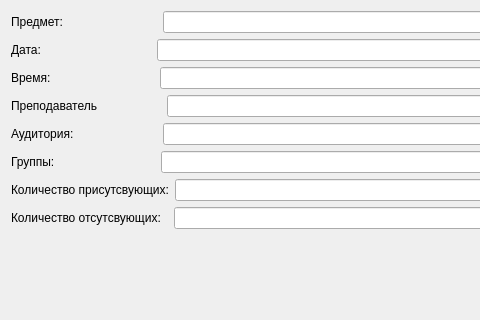
Above: infolesson.ui from Zhdanov-Dmitrii/attendanceClient before the change; both pictures show x 0 to 480 and y 0 to 320 of the 696 by 747 pixel window. Below: the same form after it.
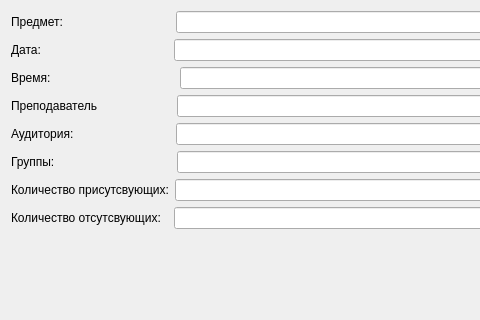
That is the form after the change. Icons and pictures are not drawn.

```diff
--- a/infolesson.ui
+++ b/infolesson.ui
@@ -25,7 +25,7 @@
        <item>
         <widget class="QLabel" name="label">
          <property name="text">
-          <string>Предмет:                            </string>
+          <string>Предмет:                                </string>
          </property>
         </widget>
        </item>
@@ -43,7 +43,7 @@
        <item>
         <widget class="QLabel" name="label_2">
          <property name="text">
-          <string>Дата:                                 </string>
+          <string>Дата:                                      </string>
          </property>
         </widget>
        </item>
@@ -61,7 +61,7 @@
        <item>
         <widget class="QLabel" name="label_3">
          <property name="text">
-          <string>Время:                               </string>
+          <string>Время:                                     </string>
          </property>
         </widget>
        </item>
@@ -79,7 +79,7 @@
        <item>
         <widget class="QLabel" name="label_4">
          <property name="text">
-          <string>Преподаватель                   </string>
+          <string>Преподаватель                      </string>
          </property>
         </widget>
        </item>
@@ -97,7 +97,7 @@
        <item>
         <widget class="QLabel" name="label_8">
          <property name="text">
-          <string>Аудитория:                         </string>
+          <string>Аудитория:                             </string>
          </property>
         </widget>
        </item>
@@ -115,7 +115,7 @@
        <item>
         <widget class="QLabel" name="label_5">
          <property name="text">
-          <string>Группы:                              </string>
+          <string>Группы:                                   </string>
          </property>
         </widget>
        </item>
```
